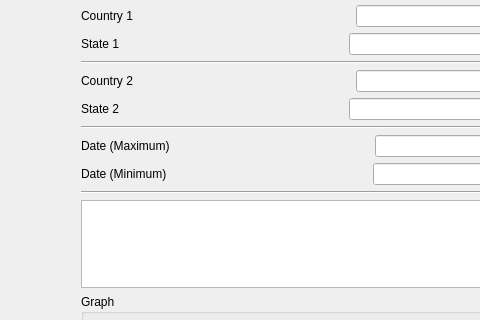
The window that advancedQuery_new.ui (Leoyang158/SupplyChain_CSCE310) describes before a commit, drawn with Qt 5; both pictures show x 0 to 480 and y 129 to 449 of the 800 by 600 pixel window.
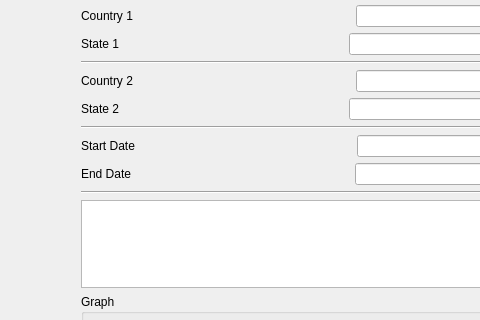
The same window after the commit.

```diff
--- a/advancedQuery_new.ui
+++ b/advancedQuery_new.ui
@@ -214,7 +214,7 @@
        <item>
         <widget class="QLabel" name="uiAdvancedInput5">
          <property name="text">
-          <string>Date (Maximum)</string>
+          <string>Start Date</string>
          </property>
         </widget>
        </item>
@@ -241,7 +241,7 @@
        <item>
         <widget class="QLabel" name="uiAdvancedInput6">
          <property name="text">
-          <string>Date (Minimum)</string>
+          <string>End Date</string>
          </property>
         </widget>
        </item>
```
